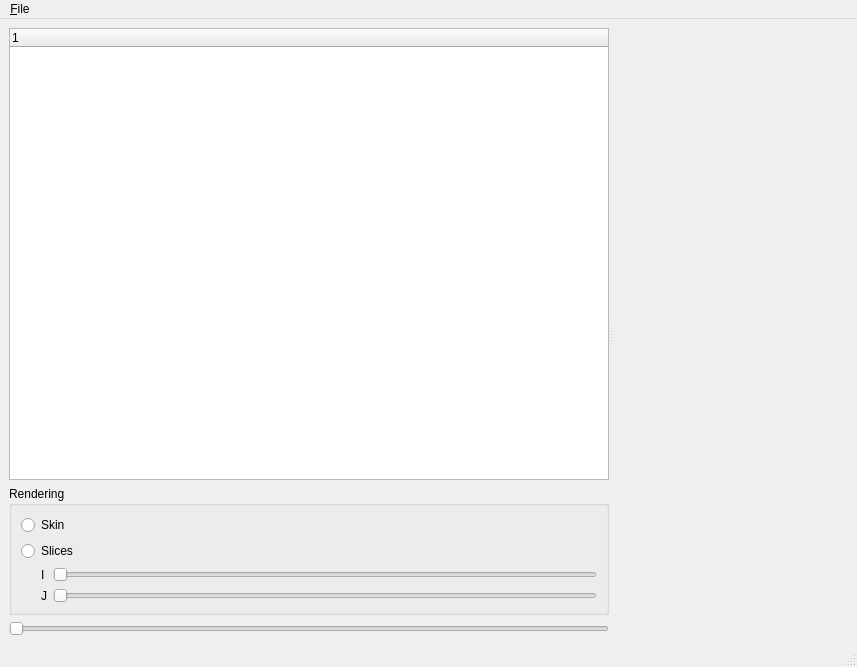
Old version of the form development/applications/4DPrototype/4DPrototype/MainWindow.ui in the repository ArchanaKathiresanHub/Geosigns-Be-Basin-Modelling.
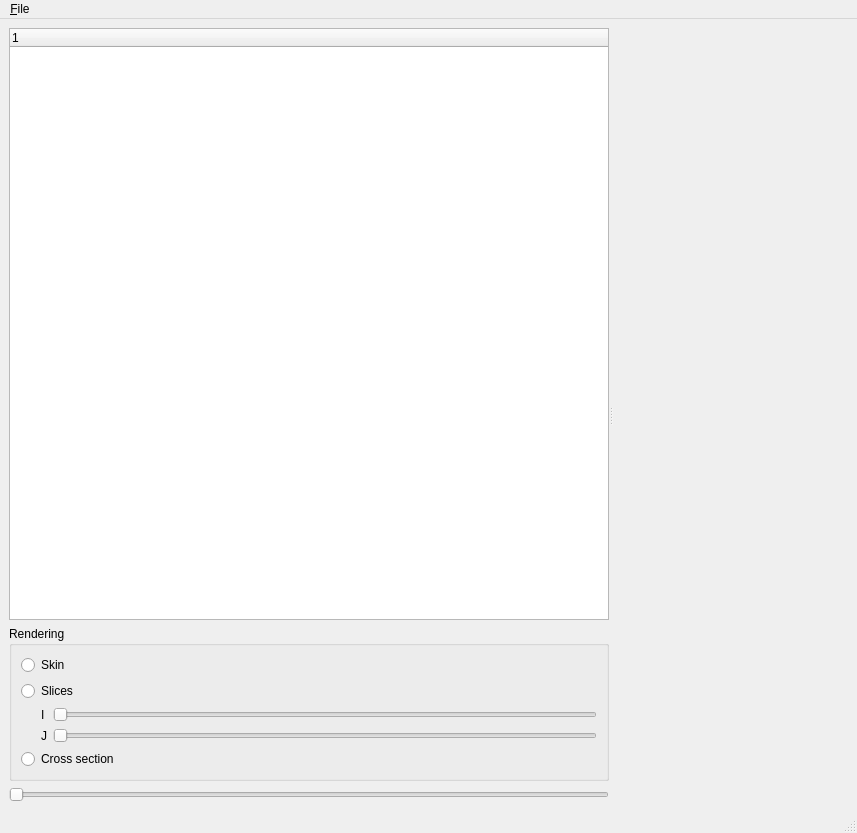
New version of the form. Custom widgets are drawn as their Qt base class.

Commit message:
added cross section
work-items: #24942
git-tfs-id: [https://sede-pt-ce2.visualstudio.com/DefaultCollection]$/Basin Modeling/IBS/Trunk;C42121

```diff
--- a/development/applications/4DPrototype/4DPrototype/MainWindow.ui
+++ b/development/applications/4DPrototype/4DPrototype/MainWindow.ui
@@ -7,7 +7,7 @@
     <x>0</x>
     <y>0</y>
     <width>857</width>
-    <height>667</height>
+    <height>833</height>
    </rect>
   </property>
   <property name="windowTitle">
@@ -20,7 +20,7 @@
       <property name="orientation">
        <enum>Qt::Horizontal</enum>
       </property>
-      <widget class="QWidget" name="">
+      <widget class="QWidget" name="layoutWidget">
        <layout class="QVBoxLayout" name="verticalLayout_2">
         <item>
          <widget class="QTreeWidget" name="treeWidget">
@@ -109,6 +109,13 @@
              </item>
             </layout>
            </item>
+           <item>
+            <widget class="QRadioButton" name="radioButtonCrossSection">
+             <property name="text">
+              <string>Cross section</string>
+             </property>
+            </widget>
+           </item>
           </layout>
          </widget>
         </item>
```
The commit also changes 5 other files.
